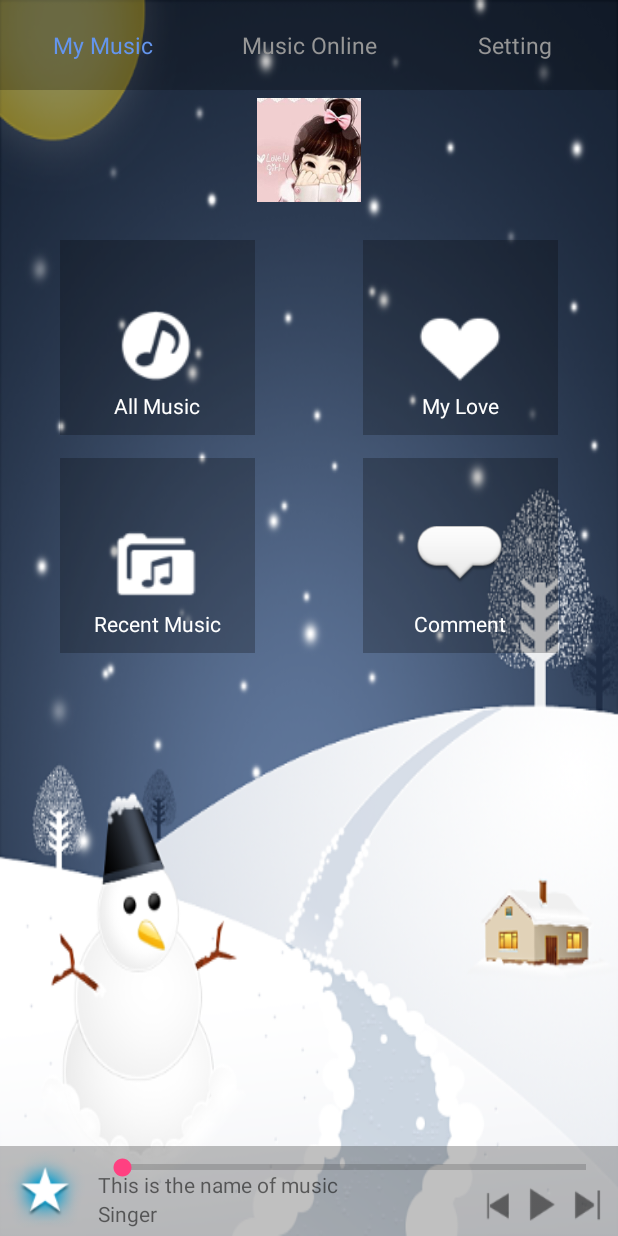
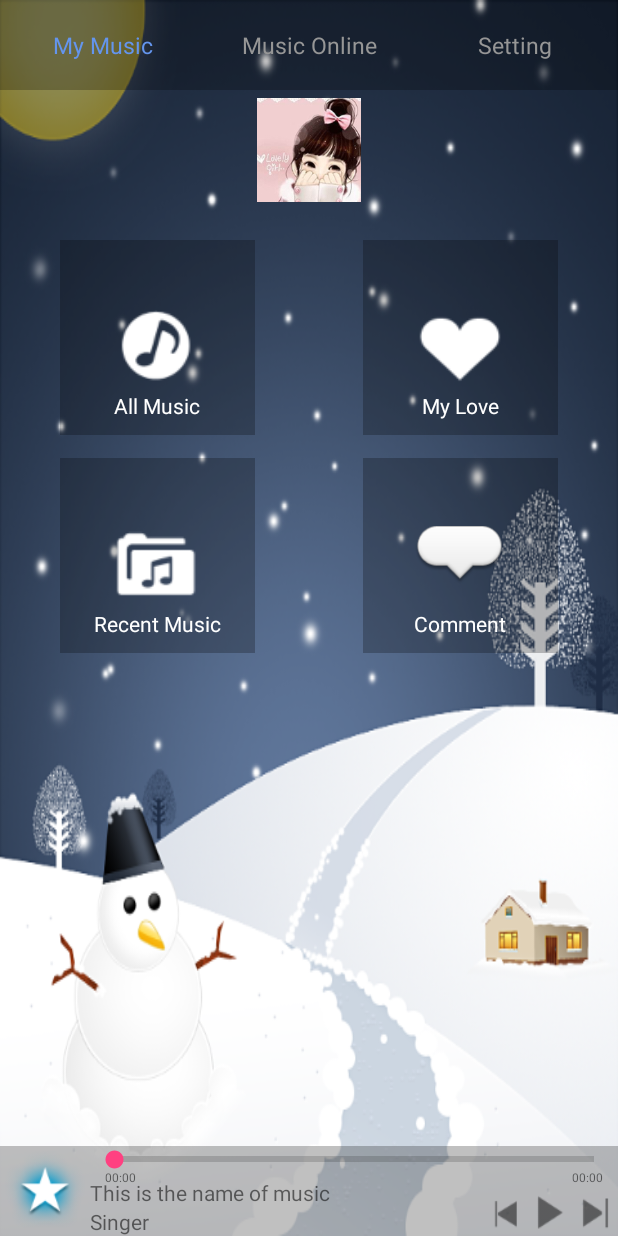
Before and after one commit to SmileXiXi/Music, an Android app: the screen it shows after launch (MainActivity), on a phone screen of 412 x 824 dp. Run offline under Robolectric (Android 15) with nearby library versions, the phone set to English and light mode, and no system bars; 2 statements that could not run were skipped.

Commit message:
seekBar display time

```diff
--- a/src/main/java/com/example/mymusicplayer/MainActivity.java
+++ b/src/main/java/com/example/mymusicplayer/MainActivity.java
@@ -8,7 +8,9 @@ import android.content.Intent;
 import android.content.IntentFilter;
 import android.content.ServiceConnection;
 import android.content.SharedPreferences;
+import android.os.Handler;
 import android.os.IBinder;
+import android.os.Message;
 import android.support.v4.app.Fragment;
 import android.support.v4.app.FragmentActivity;
 import android.os.Bundle;
@@ -33,14 +35,14 @@ public class MainActivity extends FragmentActivity implements PlayerLayout.Contr
     private FragMusicOnline fragMusicOnline;
     private FragSetting fragSetting;
     private ArrayList<Fragment> fragmentList;
-    private TextView textView1, textView2, textView3;
+    private TextView textView1, textView2, textView3, progressTime, maxTime;
     private List<Music> list;
     private TextView textName, textArtist;
     private ImageView imagePre, imagePlayorPause, imageNext;
     private SeekBar seekBar;
     private SharedPreferences shp;
     private SharedPreferences.Editor editor;
-    private int index;
+    private int index, max, now;
 
     private MyReceiver myReceiver;
     private PlayerLayout playerLayout;
@@ -169,6 +171,8 @@ public class MainActivity extends FragmentActivity implements PlayerLayout.Contr
         imagePre = (ImageView) playerLayout.findViewById(R.id.player_btn_shang);
         imagePlayorPause = (ImageView) playerLayout.findViewById(R.id.player_btn_pauseorplay);
         imageNext = (ImageView) playerLayout.findViewById(R.id.player_btn_xia);
+        progressTime = (TextView) playerLayout.findViewById(R.id.progress_time);
+        maxTime = (TextView) playerLayout.findViewById(R.id.max_time);
     }
     /**
      * Title 页卡标题选中颜色设置
@@ -219,14 +223,15 @@ public class MainActivity extends FragmentActivity implements PlayerLayout.Contr
                 @Override
                 public void run() {
                     boolean needRun = true;
+
                     while (needRun) {
                         try {
                             Thread.sleep(1000);
-                            int now = shp.getInt("now", 0);
-                            int max = shp.getInt("max", 0);
-                            seekBar.setMax(max);
-                            seekBar.setProgress(now);
-
+                            now = shp.getInt("now", 0);
+                            max = shp.getInt("max", 0);
+                            Message message = new Message();
+                            message.what = UPDATE_TIME;
+                            handler.sendMessage(message);
                         } catch (InterruptedException e) {
                             // TODO Auto-generated catch block
                             e.printStackTrace();
@@ -239,6 +244,24 @@ public class MainActivity extends FragmentActivity implements PlayerLayout.Contr
         }
         super.onResume();
     }
+    //handler 更新时间；
+    public static final int UPDATE_TIME = 1;
+    private Handler handler = new Handler(){
+        public void handleMessage(Message msg){
+           switch (msg.what){
+               case UPDATE_TIME:
+                   Log.d(TAG, "handleMessage: handleMessage");
+                   seekBar.setMax(max);
+                   seekBar.setProgress(now);
+                   progressTime.setText(PlayerLayout.timeFormat(now));
+                   maxTime.setText(PlayerLayout.timeFormat(max));
+                   break;
+               default:
+                   break;
+           }
+        }
+    };
+
 
     private MusicService.MyBinder myBinder;
     private ServiceConnection connection = new ServiceConnection() {
--- a/src/main/java/com/example/mymusicplayer/MusicService.java
+++ b/src/main/java/com/example/mymusicplayer/MusicService.java
@@ -208,6 +208,12 @@ public class MusicService extends Service{
 
             }
         });
+        mediaPlayer.setOnErrorListener(new MediaPlayer.OnErrorListener() {// 错误处理事件
+            @Override public boolean onError(MediaPlayer player, int arg1, int arg2) {
+                mediaPlayer.reset();
+                return false;
+            }
+        });
     }
 
     /**
--- a/src/main/java/com/example/mymusicplayer/PlayerLayout.java
+++ b/src/main/java/com/example/mymusicplayer/PlayerLayout.java
@@ -25,6 +25,33 @@ public class PlayerLayout extends LinearLayout implements View.OnClickListener{
     public ControlCallBack controlCallBack;
     public AllMusicActivity activity;
 
+    public static String timeFormat(int time){
+        int hour = 0;
+        int minute = 0;
+        int second = 0;
+        String timeStr = null;
+        if (time <= 0){return "00:00";}
+        else {
+            minute = time / 60000;
+            if (minute < 60){
+                second = time / 1000 - minute * 60;
+                timeStr = placeNumber(minute) + ":" + placeNumber(second);
+            }else {
+                hour = minute / 60000;
+                if (hour > 99){return  "99:59:59";}
+                minute = minute % 60000;
+                second = time / 1000 - hour * 3600 -  minute * 60;
+                timeStr = placeNumber(hour) + ":" + placeNumber(minute) + ":" + placeNumber(second);
+            }
+        }
+        return timeStr;
+    }
+    public static String placeNumber(int i){
+        if (i < 10){
+            return "0"+ i ;
+        }
+        return "" + i ;
+    }
 
     public interface ControlCallBack{
         void next();
--- a/src/main/res/layout/player_layout.xml
+++ b/src/main/res/layout/player_layout.xml
@@ -2,7 +2,7 @@
 <LinearLayout xmlns:android="http://schemas.android.com/apk/res/android"
     android:id="@+id/player_layout"
     android:layout_width="match_parent"
-    android:layout_height="60dp"
+    android:layout_height="65dp"
     android:background="#3f000000"
     android:orientation="horizontal">
     <ImageView
@@ -13,13 +13,33 @@
     <RelativeLayout
         android:layout_width="0dp"
         android:layout_height="wrap_content"
-        android:layout_weight="1"
-        android:padding="5dp">
+        android:layout_marginBottom="5dp"
+        android:layout_weight="1">
         <SeekBar
             android:id="@+id/progress_bar"
             android:layout_width="match_parent"
             android:layout_height="wrap_content"
             style="?android:attr/progressBarStyleHorizontal"/>
+        <RelativeLayout
+            android:layout_width="wrap_content"
+            android:layout_height="wrap_content"
+            android:layout_marginTop="15dp">
+            <TextView
+                android:id="@+id/progress_time"
+                android:layout_width="wrap_content"
+                android:layout_height="wrap_content"
+                android:text="00:00"
+                android:layout_marginLeft="10dp"
+                android:textSize="8sp"/>
+            <TextView
+                android:id="@+id/max_time"
+                android:layout_width="wrap_content"
+                android:layout_height="wrap_content"
+                android:layout_alignParentRight="true"
+                android:text="00:00"
+                android:layout_marginRight="10dp"
+                android:textSize="8sp"/>
+        </RelativeLayout>
         <LinearLayout
             android:layout_width="wrap_content"
             android:layout_height="wrap_content"
```
Also changed, not shown: src/main/java/com/example/mymusicplayer/AllMusicActivity.java (+30 -6 lines), src/main/java/com/example/mymusicplayer/PlayActivity.java (+28 -6 lines), src/main/res/layout/activity_play.xml (+22 -0 lines).
